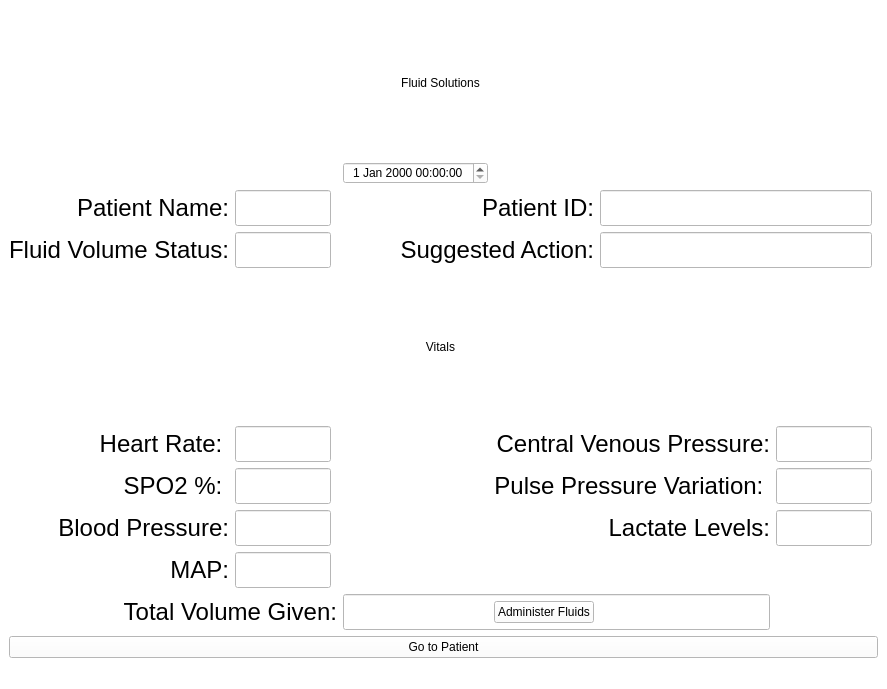
Before: the Qt Designer form app/frontend/views/vitalsWindow.ui in lmitchell33/Fluid-Solutions, drawn with Qt 5.
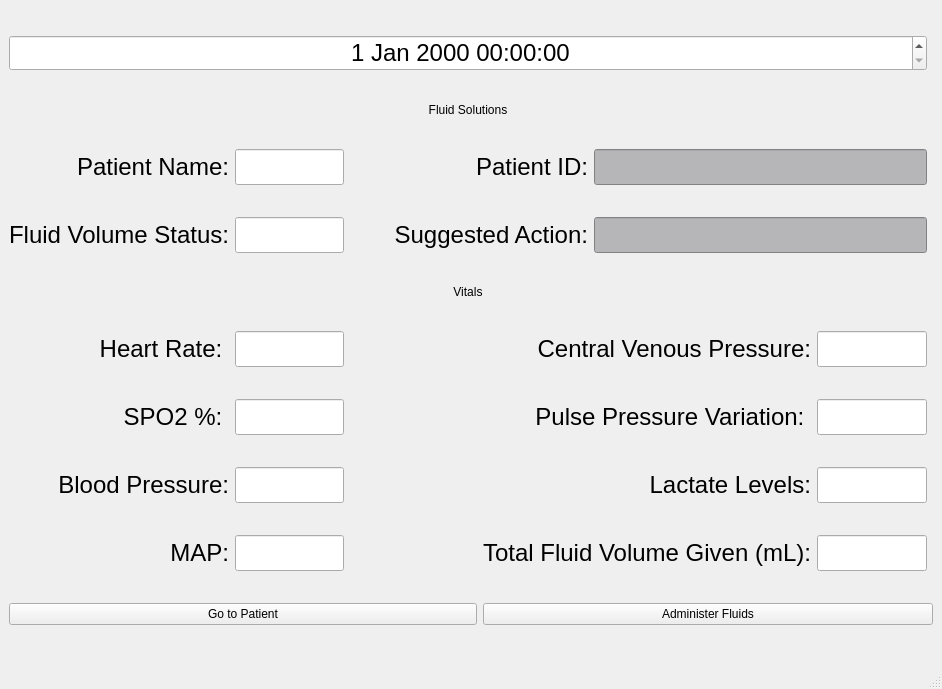
After: the same form once the commit is applied.

Patch:
```diff
--- a/app/frontend/views/vitalsWindow.ui
+++ b/app/frontend/views/vitalsWindow.ui
@@ -14,10 +14,7 @@
    </rect>
   </property>
   <property name="windowTitle">
-   <string>MainWindow</string>
-  </property>
-  <property name="styleSheet">
-   <string notr="true">background-color: rgb(255, 255, 255)</string>
+   <string>Fluid Solutions</string>
   </property>
 
       <!-- Begin central widget -->
@@ -29,8 +26,8 @@
    <layout class="QGridLayout" name="gridLayout">
     
       <!-- Label for the Fluid Solutions Title/Header -->
-    <item row="0" column="0" colspan="9">
-     <widget class="QLabel" name="label">
+    <item row="1" column="0" colspan="9">
+     <widget class="QLabel" name="title">
       <property name="styleSheet">
        <string notr="true">font: 48pt &quot;Times New Roman&quot;;</string>
       </property>
@@ -40,16 +37,22 @@
       <property name="alignment">
        <set>Qt::AlignCenter</set>
       </property>
+      <property name="sizePolicy">
+            <sizepolicy hsizetype="MinimumExpanding" vsizetype="Fixed">
+                <horstretch>0</horstretch>
+                <verstretch>0</verstretch>
+            </sizepolicy>
+      </property>
      </widget>
     </item>
 
       <!-- Datetime Widget -->
-    <item row="1" column="4">
+    <item row="0" column="0" colspan="9">
      <widget class="QDateTimeEdit" name="current_datetime">
       <property name="alignment">
        <set>Qt::AlignCenter</set>
       </property>
-      <!-- <property name="styleSheet">
+      <property name="styleSheet">
         <string notr="true">font-size: 24px;</string>
       </property>
       <property name="minimumWidth">
@@ -140,10 +143,7 @@
     <item row="2" column="6" colspan="3">
      <widget class="QLineEdit" name="textEdit_10">
       <property name="styleSheet">
-       <string notr="true">background-color: rgb(182, 181, 184);</string>
-      </property>
-      <property name="styleSheet">
-        <string notr="true">font-size: 24px;</string>
+       <string notr="true">background-color: rgb(182, 181, 184); font-size: 24px;</string>
       </property>
       <property name="minimumWidth">
         <number>300</number> 
@@ -151,6 +151,9 @@
       <property name="minimumHeight">
         <number>50</number> 
       </property>
+      <property name="readOnly">
+            <bool>true</bool>
+      </property>
      </widget>
     </item>
 
@@ -173,10 +176,7 @@
     <item row="3" column="6" colspan="3">
      <widget class="QLineEdit" name="textEdit_2">
       <property name="styleSheet">
-       <string notr="true">selection-color: rgb(165, 192, 255);</string>
-      </property>
-      <property name="styleSheet">
-        <string notr="true">font-size: 24px;</string>
+       <string notr="true">background-color: rgb(182, 181, 184); font-size: 24px;</string>
       </property>
       <property name="minimumWidth">
         <number>300</number> 
@@ -184,6 +184,9 @@
       <property name="minimumHeight">
         <number>50</number> 
       </property>
+      <property name="readOnly">
+            <bool>true</bool>
+      </property>
      </widget>
     </item>
 
@@ -200,6 +203,12 @@
       <property name="alignment">
        <set>Qt::AlignCenter</set>
       </property>
+      <property name="sizePolicy">
+            <sizepolicy hsizetype="MinimumExpanding" vsizetype="Fixed">
+                <horstretch>0</horstretch>
+                <verstretch>0</verstretch>
+            </sizepolicy>
+      </property>
      </widget>
     </item>
 
@@ -417,13 +426,13 @@
     </item>
 
     <!-- Label for Total Fluid Administered -->
-    <item row="9" column="1" colspan="3">
-     <widget class="QLabel" name="label_15">
+    <item row="8" column="5" colspan="3">
+     <widget class="QLabel" name="total_fluid_label">
       <property name="styleSheet">
         <string notr="true">font-size: 24px;</string>
       </property>
       <property name="text">
-       <string>Total Volume Given:</string>
+       <string>Total Fluid Volume Given (mL):</string>
       </property>
       <property name="alignment">
        <set>Qt::AlignRight|Qt::AlignTrailing|Qt::AlignVCenter</set>
@@ -432,8 +441,8 @@
     </item>
 
       <!-- Textbox for fluid volume administration -->
-    <item row="9" column="4" colspan="4">
-     <widget class="QLineEdit" name="textEdit_13">
+    <item row="8" column="8">
+     <widget class="QLineEdit" name="total_fluid_value">
       <property name="styleSheet">
         <string notr="true">font-size: 24px;</string>
       </property>
@@ -447,7 +456,7 @@
     </item>
 
     <!-- Button to open the Popup -->
-    <item row="9" column="5">
+    <item row="10" column="5" colspan="5">
      <widget class="QPushButton" name="popup_button">
       <property name="toolTip">
        <string>Click to administer fluids</string>
@@ -459,7 +468,7 @@
     </item>
 
       <!-- Routing Button -->
-    <item row="10" column="0" colspan="10">
+    <item row="10" column="0" colspan="5">
      <widget class="QPushButton" name="routing_button">
       <property name="toolTip">
        <string>Click to view patient window</string>
```
Left out of the diff: 56 changed lines with no effect on the pictures.
